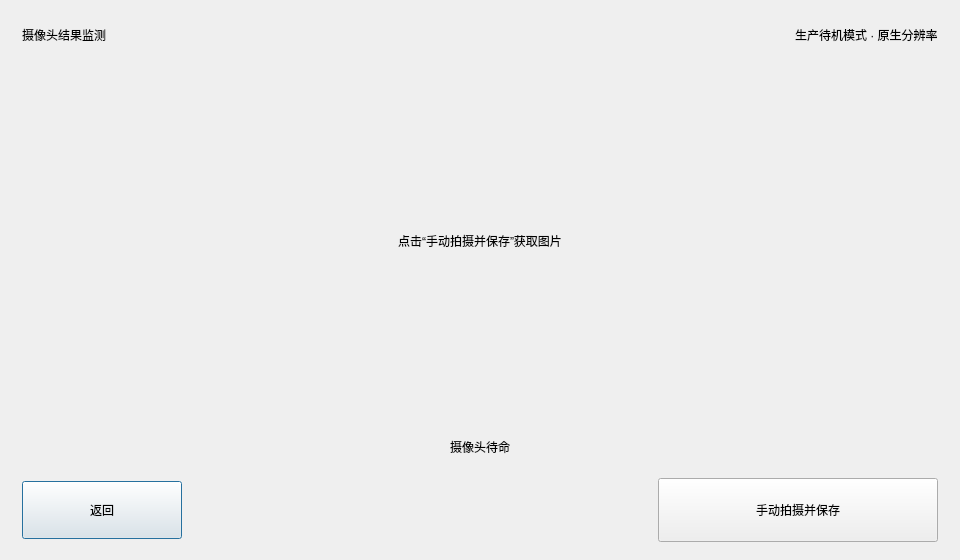
First picture: the form in tf_gui/ui/camera_monitor_dialog.ui, repository yhe21/tf-inner-gui, before the edit.
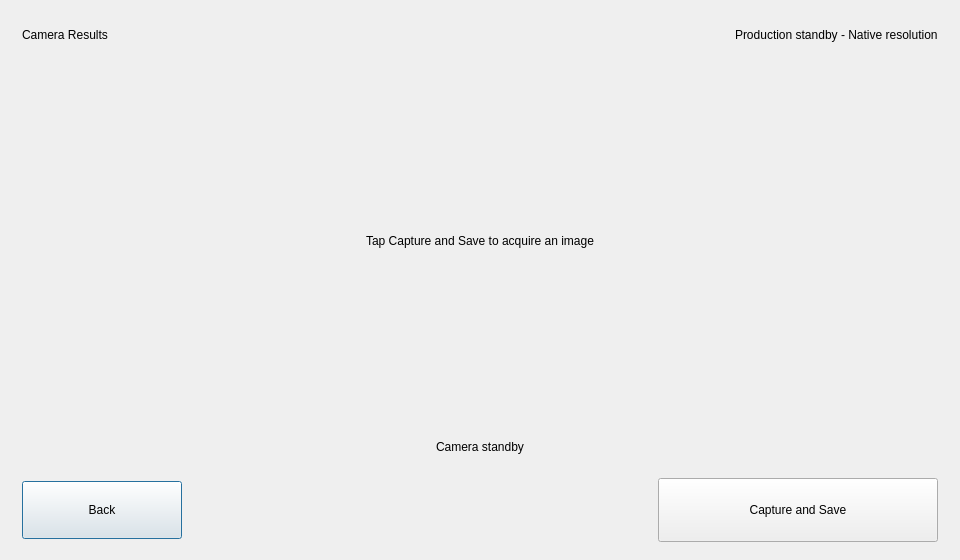
Second picture: the form after the edit.

Commit message: Release v0.2.0 with English UI and transient captures

The edit to the form file:
```diff
--- a/tf_gui/ui/camera_monitor_dialog.ui
+++ b/tf_gui/ui/camera_monitor_dialog.ui
@@ -39,7 +39,7 @@
     <layout class="QHBoxLayout" name="cameraTitleLayout">
      <item>
       <widget class="QLabel" name="lblCameraPageTitle">
-       <property name="text"><string>摄像头结果监测</string></property>
+       <property name="text"><string>Camera Results</string></property>
       </widget>
      </item>
      <item>
@@ -50,7 +50,7 @@
      </item>
      <item>
       <widget class="QLabel" name="lblCaptureMode">
-       <property name="text"><string>生产待机模式 · 原生分辨率</string></property>
+       <property name="text"><string>Production standby - Native resolution</string></property>
       </widget>
      </item>
     </layout>
@@ -66,7 +66,7 @@
       <item>
        <widget class="QLabel" name="lblCapturedImage">
         <property name="minimumSize"><size><width>0</width><height>330</height></size></property>
-        <property name="text"><string>点击“手动拍摄并保存”获取图片</string></property>
+        <property name="text"><string>Tap Capture and Save to acquire an image</string></property>
         <property name="alignment"><set>Qt::AlignCenter</set></property>
         <property name="scaledContents"><bool>false</bool></property>
        </widget>
@@ -76,7 +76,7 @@
    </item>
    <item>
     <widget class="QLabel" name="lblCameraPageStatus">
-     <property name="text"><string>摄像头待命</string></property>
+     <property name="text"><string>Camera standby</string></property>
      <property name="alignment"><set>Qt::AlignCenter</set></property>
     </widget>
    </item>
@@ -85,7 +85,7 @@
      <item>
       <widget class="QPushButton" name="btnCameraBack">
        <property name="minimumSize"><size><width>160</width><height>58</height></size></property>
-       <property name="text"><string>返回</string></property>
+       <property name="text"><string>Back</string></property>
       </widget>
      </item>
      <item>
@@ -97,7 +97,7 @@
      <item>
       <widget class="QPushButton" name="btnManualCapture">
        <property name="minimumSize"><size><width>280</width><height>64</height></size></property>
-       <property name="text"><string>手动拍摄并保存</string></property>
+       <property name="text"><string>Capture and Save</string></property>
       </widget>
      </item>
     </layout>
```
Left out of the diff: 2 changed lines with no effect on the pictures. The commit also changes 7 other files.
